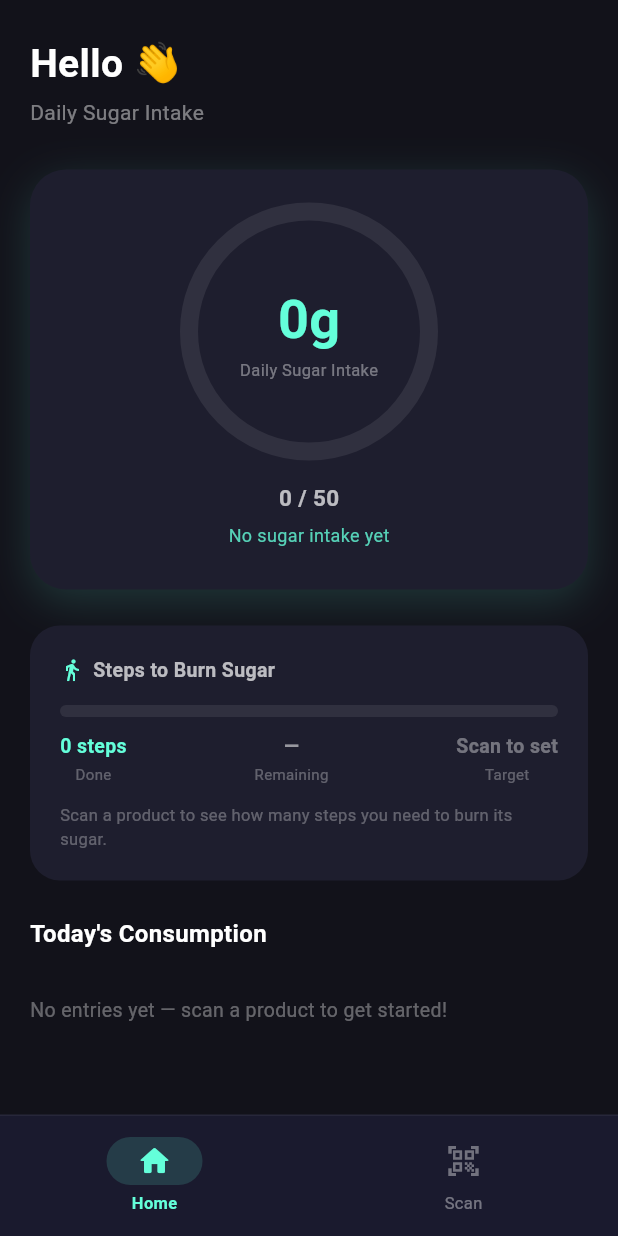
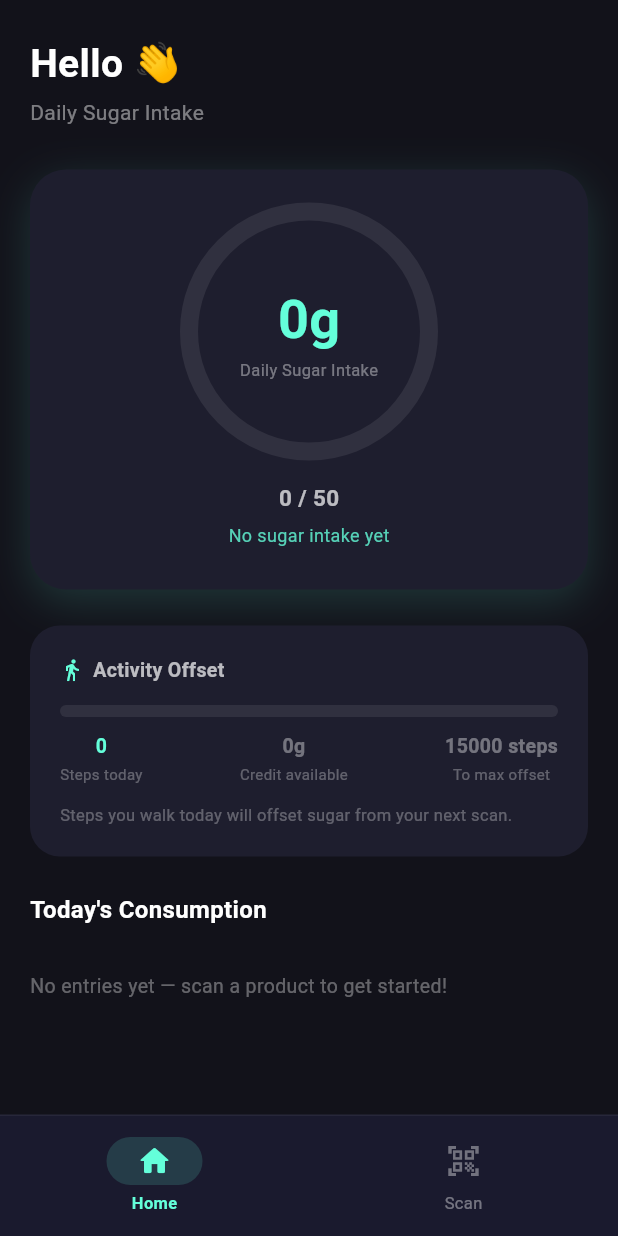
Before and after one commit to DhanyDelio/sugar-check-ai, a Flutter app: the screen it shows after launch, on a phone screen of 412 x 824 dp. Run offline on Flutter 3.47's test engine with Material 3 defaults, Android fonts, the phone set to English and light mode, and no system bars; our stand-ins replace camera, firebase_core, flutter_dotenv, flutter_image_compress, image_picker, pedometer and 2 more; missing offline and left inert: firebase_ml_model_downloader, tflite_flutter; accounts and stored records are empty.

Commit message:
feat: replace real-time burn with hidden credit system (1000:1 ratio, 15g cap) + update SugarEntry model with rawSugarGrams/appliedCredit

```diff
--- a/lib/controllers/activity_controller.dart
+++ b/lib/controllers/activity_controller.dart
@@ -4,78 +4,130 @@ import 'package:pedometer/pedometer.dart';
 import 'package:permission_handler/permission_handler.dart';
 import 'package:shared_preferences/shared_preferences.dart';
 
-/// 1g sugar = 4 kcal, 1 step = 0.04 kcal → 100 steps per gram
-const double _stepsPerGram = 100.0;
-const double _gramsPerStep = 1.0 / _stepsPerGram;
+// ─────────────────────────────────────────────────────────────────────────────
+// MEDICAL SAFETY CONSTANTS
+// ─────────────────────────────────────────────────────────────────────────────
 
-const _keyTotalSugar   = 'activity_total_sugar';
-const _keySessionSteps = 'activity_session_steps';
-const _keySavedDate    = 'activity_saved_date'; // YYYY-MM-DD
+/// WHO reference: maximum safe daily sugar intake.
+const double kMaxDailyLimit = 50.0;
 
+/// WHO reference: ideal/recommended daily sugar intake.
+const double kIdealDailyLimit = 25.0;
+
+/// Conservative conversion: 1000 steps = 1 gram of sugar offset.
+///
+/// Rationale: A more aggressive ratio (e.g. 100:1) risks over-estimating
+/// caloric burn from low-intensity activity, which could encourage
+/// compensatory over-consumption of sugar. 1000:1 is intentionally
+/// conservative to prioritise medical safety over user convenience.
+const double _stepsPerGram = 1000.0;
+
+/// Maximum sugar credit earnable per day: 15 grams.
+///
+/// Safety cap rationale: Even with high step counts, we cap the offset at 15g
+/// (30% of WHO max limit). This prevents "exercise compensation" behaviour —
+/// the well-documented tendency to over-eat after exercise. The cap ensures
+/// the app never implicitly endorses consuming more than the WHO limit.
+const double _maxCreditGrams = 15.0;
+
+// ─────────────────────────────────────────────────────────────────────────────
+// PERSISTENCE KEYS
+// ─────────────────────────────────────────────────────────────────────────────
+
+const _keySessionSteps  = 'activity_session_steps';
+const _keyUsedCredit    = 'activity_used_credit';
+const _keySavedDate     = 'activity_saved_date'; // YYYY-MM-DD
+
+// ─────────────────────────────────────────────────────────────────────────────
+// ActivityController
+// ─────────────────────────────────────────────────────────────────────────────
+
+/// Manages step tracking and the hidden Sugar Credit system.
+///
+/// FLOW:
+///   Steps accumulate → converted to sugarCredit (capped at 15g, hidden from UI)
+///   On scan → SugarProvider calls processSugarIntake()
+///            → credit offsets scanned grams before they hit the meter
+///            → only the net amount (scanned - credit) enters the visible meter
+///
+/// The meter never decreases in real-time as the user walks.
+/// Credit is only consumed at the moment of a product scan.
 class ActivityController extends ChangeNotifier {
+  /// Medical disclaimer — must be surfaced in any health-related UI.
+  static const String medicalDisclaimer =
+      'Doctor Gula adalah alat bantu edukasi kesehatan. '
+      'Informasi yang ditampilkan bukan pengganti saran, diagnosis, '
+      'atau pengobatan dari tenaga medis profesional. '
+      'Selalu konsultasikan kondisi kesehatan Anda dengan dokter.';
+
   StreamSubscription<StepCount>? _stepSubscription;
 
-  double _totalSugar = 0;
-  int _sessionSteps = 0;
-  int _pedometerBaseline = 0;
-  bool _isTracking = false;
-  bool _hasPermission = false;
+  int    _sessionSteps = 0;
+  double _usedCredit   = 0; // grams of credit already consumed by scans today
+  int    _pedometerBaseline = 0;
+  bool   _isTracking   = false;
+  bool   _hasPermission = false;
 
   // ── Getters ───────────────────────────────────────────────────────────────
 
-  double get initialSugar  => _totalSugar;
-  int    get sessionSteps  => _sessionSteps;
-  bool   get isTracking    => _isTracking;
+  int get sessionSteps => _sessionSteps;
+  bool get isTracking  => _isTracking;
 
-  /// Steps needed to burn all current sugar
-  int get targetSteps => (_totalSugar * _stepsPerGram).round();
+  /// Total credit earned from steps today (before usage), capped at 15g.
+  double get earnedCredit =>
+      (_sessionSteps / _stepsPerGram).clamp(0.0, _maxCreditGrams);
 
-  /// Steps still needed (never below 0)
-  int get remainingSteps =>
-      (targetSteps - _sessionSteps).clamp(0, targetSteps);
+  /// Credit still available to offset the next scan.
+  double get availableCredit => (earnedCredit - _usedCredit).clamp(0.0, _maxCreditGrams);
 
-  /// Sugar already burned by steps taken
-  double get burnedSugar =>
-      (_sessionSteps * _gramsPerStep).clamp(0.0, _totalSugar);
+  /// Steps still needed to reach the daily credit cap (15g = 15,000 steps).
+  int get stepsToMaxCredit =>
+      ((_maxCreditGrams - earnedCredit) * _stepsPerGram).round().clamp(0, 15000);
 
-  /// Sugar still remaining after steps
-  double get remainingSugar =>
-      (_totalSugar - burnedSugar).clamp(0.0, _totalSugar);
+  /// Progress toward the credit cap (0.0 → 1.0).
+  double get creditProgress => (earnedCredit / _maxCreditGrams).clamp(0.0, 1.0);
 
-  /// Progress of steps vs target (0.0 → 1.0)
-  double get stepProgress =>
-      targetSteps > 0
-          ? (_sessionSteps / targetSteps).clamp(0.0, 1.0)
-          : 0.0;
-
-  bool get isFullyBurned => _totalSugar > 0 && remainingSugar <= 0;
+  bool get isCreditCapped => earnedCredit >= _maxCreditGrams;
 
   // ── Public API ────────────────────────────────────────────────────────────
 
-  /// Called every time sugar total changes (new scan confirmed).
-  /// Steps already taken are preserved — target just increases.
-  void updateSugarTarget(double totalSugar) {
-    _totalSugar = totalSugar;
+  /// Called by SugarProvider when user confirms a scan.
+  ///
+  /// Returns the NET grams that should be added to the visible sugar meter
+  /// after applying available credit as an offset.
+  ///
+  /// Example:
+  ///   availableCredit = 5g, scannedGrams = 18g → returns 13g, credit used = 5g
+  ///   availableCredit = 20g (capped to 15g), scannedGrams = 10g → returns 0g, credit used = 10g
+  double processSugarIntake(double scannedGrams) {
+    final double credit = availableCredit;
+
+    if (credit <= 0) {
+      // No credit available — full amount hits the meter
+      return scannedGrams;
+    }
+
+    if (credit >= scannedGrams) {
+      // Credit fully covers this scan — meter gets 0
+      _usedCredit += scannedGrams;
+      _persist();
+      notifyListeners();
+      return 0.0;
+    }
+
+    // Partial offset — meter gets the remainder
+    _usedCredit += credit;
     _persist();
-    debugPrint(
-        "🎯 Sugar target updated: ${totalSugar}g → $targetSteps steps needed");
     notifyListeners();
-
-    // Start pedometer only if not already streaming
-    if (!_isTracking || _stepSubscription == null) {
-      _requestPermission().then((_) {
-        if (_hasPermission) _startPedometer();
-      });
-    }
+    return scannedGrams - credit;
   }
 
   /// Start step tracking (called on app init).
-  /// Also restores persisted state from previous session.
+  /// Restores persisted state and starts the pedometer stream.
   Future<void> startPassiveTracking() async {
     await _restoreState();
     await _requestPermission();
     if (!_hasPermission) return;
-    // Always start/restart pedometer stream on app init
     _startPedometer();
   }
 
@@ -87,21 +139,24 @@ class ActivityController extends ChangeNotifier {
       final String today = _todayKey();
       final String? savedDate = prefs.getString(_keySavedDate);
 
-      // Smart reset: if saved date is not today, discard step progress
-      // but keep sugar target (entries are still today's)
       if (savedDate != today) {
-        debugPrint("🔄 New day — resetting session steps");
+        // Midnight reset — new day, clear all daily data
+        debugPrint("🔄 New day — resetting sugar credit and steps");
         await prefs.remove(_keySessionSteps);
+        await prefs.remove(_keyUsedCredit);
         await prefs.setString(_keySavedDate, today);
         _sessionSteps = 0;
+        _usedCredit   = 0;
       } else {
-        _sessionSteps = prefs.getInt(_keySessionSteps) ?? 0;
+        _sessionSteps = prefs.getInt(_keySessionSteps)    ?? 0;
+        _usedCredit   = prefs.getDouble(_keyUsedCredit)   ?? 0;
       }
 
-      _totalSugar = prefs.getDouble(_keyTotalSugar) ?? 0;
-
       debugPrint(
-          "📦 Restored activity: sugar=${_totalSugar}g steps=$_sessionSteps");
+          "📦 Restored activity: steps=$_sessionSteps "
+          "earnedCredit=${earnedCredit.toStringAsFixed(2)}g "
+          "usedCredit=${_usedCredit.toStringAsFixed(2)}g "
+          "availableCredit=${availableCredit.toStringAsFixed(2)}g");
       notifyListeners();
     } catch (e) {
       debugPrint("❌ Activity restore error: $e");
@@ -111,9 +166,9 @@ class ActivityController extends ChangeNotifier {
   Future<void> _persist() async {
     try {
       final prefs = await SharedPreferences.getInstance();
-      await prefs.setDouble(_keyTotalSugar, _totalSugar);
-      await prefs.setInt(_keySessionSteps, _sessionSteps);
-      await prefs.setString(_keySavedDate, _todayKey());
+      await prefs.setInt(_keySessionSteps,    _sessionSteps);
+      await prefs.setDouble(_keyUsedCredit,   _usedCredit);
+      await prefs.setString(_keySavedDate,    _todayKey());
     } catch (e) {
       debugPrint("❌ Activity persist error: $e");
     }
@@ -121,7 +176,9 @@ class ActivityController extends ChangeNotifier {
 
   String _todayKey() {
     final now = DateTime.now();
-    return '${now.year}-${now.month.toString().padLeft(2, '0')}-${now.day.toString().padLeft(2, '0')}';
+    return '${now.year}-'
+        '${now.month.toString().padLeft(2, '0')}-'
+        '${now.day.toString().padLeft(2, '0')}';
   }
 
   // ── Internal ──────────────────────────────────────────────────────────────
@@ -137,7 +194,7 @@ class ActivityController extends ChangeNotifier {
       onError: (e) => debugPrint("❌ Pedometer error: $e"),
       cancelOnError: false,
     );
-    debugPrint("👟 Step tracking started");
+    debugPrint("👟 Step tracking started (1000 steps = 1g credit, cap 15g)");
   }
 
   void _onStep(StepCount event) {
--- a/lib/models/sugar_entry.dart
+++ b/lib/models/sugar_entry.dart
@@ -4,9 +4,19 @@ class SugarEntry {
   final String id;
   final String brandName;
   final String variantName;
-  final double totalSugar;
+
+  /// Raw sugar from the product label — never modified after scan.
+  final double rawSugarGrams;
+
+  /// Credit applied from steps at the time of this scan.
+  final double appliedCredit;
+
+  /// Net sugar added to the visible meter = rawSugarGrams - appliedCredit.
+  /// This is what the dashboard meter accumulates.
+  double get totalSugar => (rawSugarGrams - appliedCredit).clamp(0.0, rawSugarGrams);
+
   final double volumeTotal;
-  final String volumeLabel; // e.g. "330 ml", "250 g", "" if not set
+  final String volumeLabel;
   final DateTime timestamp;
 
   /// URL from Cloudinary — persisted to local storage
@@ -19,8 +29,9 @@ class SugarEntry {
     required this.id,
     required this.brandName,
     required this.variantName,
-    required this.totalSugar,
+    required this.rawSugarGrams,
     required this.timestamp,
+    this.appliedCredit = 0,
     this.volumeTotal = 0,
     this.volumeLabel = '',
     this.imageUrl,
@@ -30,12 +41,12 @@ class SugarEntry {
   String get displayName =>
       variantName.isNotEmpty ? '$brandName — $variantName' : brandName;
 
-  /// Serialize to JSON for local storage — imageBytes intentionally excluded
   Map<String, dynamic> toJson() => {
         'id': id,
         'brandName': brandName,
         'variantName': variantName,
-        'totalSugar': totalSugar,
+        'rawSugarGrams': rawSugarGrams,
+        'appliedCredit': appliedCredit,
         'volumeTotal': volumeTotal,
         'volumeLabel': volumeLabel,
         'timestamp': timestamp.toIso8601String(),
@@ -46,7 +57,11 @@ class SugarEntry {
         id: json['id'] as String,
         brandName: json['brandName'] as String,
         variantName: json['variantName'] as String,
-        totalSugar: (json['totalSugar'] as num).toDouble(),
+        // Support old entries that used 'totalSugar' key
+        rawSugarGrams: (json['rawSugarGrams'] as num?)?.toDouble()
+            ?? (json['totalSugar'] as num?)?.toDouble()
+            ?? 0,
+        appliedCredit: (json['appliedCredit'] as num?)?.toDouble() ?? 0,
         volumeTotal: (json['volumeTotal'] as num?)?.toDouble() ?? 0,
         volumeLabel: json['volumeLabel'] as String? ?? '',
         timestamp: DateTime.parse(json['timestamp'] as String),
--- a/lib/screens/home_screen.dart
+++ b/lib/screens/home_screen.dart
@@ -31,9 +31,8 @@ class _HomeScreenState extends State<HomeScreen> {
       body: SafeArea(
         child: Consumer2<SugarProvider, ActivityController>(
           builder: (context, sugar, activity, _) {
-            // Net sugar = total intake minus what's already burned by walking
-            final double consumed =
-                (sugar.todayTotal - activity.burnedSugar).clamp(0.0, sugar.todayTotal);
+            // Sugar meter shows net consumed — credit already deducted at scan time
+            final double consumed = sugar.todayTotal;
             final entries = sugar.todayEntries;
 
             return SingleChildScrollView(
--- a/lib/screens/sugar_edit_screen.dart
+++ b/lib/screens/sugar_edit_screen.dart
@@ -234,7 +234,7 @@ class _SugarEditScreenState extends State<SugarEditScreen> {
                                               .productController.text,
                                           variantName:
                                               _controller.varianController.text,
-                                          totalSugar: totalSugar,
+                                          rawSugarGrams: totalSugar,
                                           volumeTotal: volumeTotal,
                                           volumeLabel: label,
                                           imageBytes: widget.ocrImage,
--- a/lib/widgets/consumption_log_widget.dart
+++ b/lib/widgets/consumption_log_widget.dart
@@ -136,7 +136,7 @@ class _LogCard extends StatelessWidget {
           else
             const SizedBox.shrink(),
 
-          // Sugar badge
+          // Sugar badge — shows raw label sugar so user can verify against packaging
           Container(
             padding: const EdgeInsets.symmetric(horizontal: 8, vertical: 3),
             decoration: BoxDecoration(
@@ -144,7 +144,7 @@ class _LogCard extends StatelessWidget {
               borderRadius: BorderRadius.circular(8),
             ),
             child: Text(
-              "${entry.totalSugar.toStringAsFixed(0)}g",
+              "${entry.rawSugarGrams.toStringAsFixed(0)}g",
               style: const TextStyle(
                 fontSize: 11,
                 color: Colors.tealAccent,
--- a/lib/widgets/step_target_widget.dart
+++ b/lib/widgets/step_target_widget.dart
@@ -2,8 +2,10 @@ import 'package:flutter/material.dart';
 import 'package:provider/provider.dart';
 import '../controllers/activity_controller.dart';
 
-/// Always-visible step target widget.
-/// Dynamically updates as sugar intake increases.
+/// Displays the user's daily step progress and sugar credit status.
+///
+/// Credit is hidden from the user as a raw number — instead we show
+/// progress toward the daily cap and a motivational label.
 class StepTargetWidget extends StatelessWidget {
   const StepTargetWidget({super.key});
 
@@ -11,15 +13,14 @@ class StepTargetWidget extends StatelessWidget {
   Widget build(BuildContext context) {
     return Consumer<ActivityController>(
       builder: (context, activity, _) {
-        final int target = activity.targetSteps;
-        final int done = activity.sessionSteps;
-        final int remaining = activity.remainingSteps;
-        final double progress = activity.stepProgress;
-        final bool fullyBurned = activity.isFullyBurned;
+        final int steps        = activity.sessionSteps;
+        final double credit    = activity.availableCredit;
+        final double progress  = activity.creditProgress;
+        final bool capped      = activity.isCreditCapped;
 
-        final Color barColor = fullyBurned
+        final Color barColor = capped
             ? Colors.greenAccent
-            : progress > 0.7
+            : progress > 0.6
                 ? Colors.tealAccent
                 : Colors.tealAccent.withValues(alpha: 0.7);
 
@@ -42,7 +43,7 @@ class StepTargetWidget extends StatelessWidget {
                           color: Colors.tealAccent, size: 16),
                       const SizedBox(width: 6),
                       const Text(
-                        "Steps to Burn Sugar",
+                        "Activity Offset",
                         style: TextStyle(
                           fontSize: 13,
                           color: Colors.white70,
@@ -51,7 +52,7 @@ class StepTargetWidget extends StatelessWidget {
                       ),
                     ],
                   ),
-                  if (fullyBurned)
+                  if (capped)
                     Container(
                       padding: const EdgeInsets.symmetric(
                           horizontal: 8, vertical: 3),
@@ -60,7 +61,7 @@ class StepTargetWidget extends StatelessWidget {
                         borderRadius: BorderRadius.circular(8),
                       ),
                       child: const Text(
-                        "🎉 Done!",
+                        "🎉 Max reached!",
                         style: TextStyle(
                             fontSize: 11,
                             color: Colors.greenAccent,
@@ -71,7 +72,7 @@ class StepTargetWidget extends StatelessWidget {
               ),
               const SizedBox(height: 14),
 
-              // Progress bar
+              // Progress bar toward credit cap
               ClipRRect(
                 borderRadius: BorderRadius.circular(6),
                 child: LinearProgressIndicator(
@@ -88,39 +89,50 @@ class StepTargetWidget extends StatelessWidget {
                 mainAxisAlignment: MainAxisAlignment.spaceBetween,
                 children: [
                   _StatChip(
-                    label: "Done",
-                    value: "$done steps",
+                    label: "Steps today",
+                    value: _formatSteps(steps),
                     color: Colors.tealAccent,
                   ),
                   _StatChip(
-                    label: "Remaining",
-                    value: target == 0 ? "—" : "$remaining steps",
-                    color: Colors.white54,
+                    label: "Credit available",
+                    value: credit > 0
+                        ? "${credit.toStringAsFixed(1)}g"
+                        : "0g",
+                    color: credit > 0 ? Colors.greenAccent : Colors.white38,
                   ),
                   _StatChip(
-                    label: "Target",
-                    value: target == 0 ? "Scan to set" : "$target steps",
+                    label: "To max offset",
+                    value: capped
+                        ? "Done"
+                        : "${activity.stepsToMaxCredit} steps",
                     color: Colors.white38,
                   ),
                 ],
               ),
 
-              // Hint when no sugar yet
-              if (target == 0) ...[
+              // Hint
               const SizedBox(height: 12),
               Text(
-                  "Scan a product to see how many steps you need to burn its sugar.",
+                capped
+                    ? "Daily offset cap reached. Keep walking for your health! 💪"
+                    : "Steps you walk today will offset sugar from your next scan.",
                 style: TextStyle(
                   fontSize: 11,
                   color: Colors.white.withValues(alpha: 0.3),
                 ),
               ),
             ],
-            ],
           ),
         );
       },
     );
+  }
+
+  String _formatSteps(int steps) {
+    if (steps >= 1000) {
+      return "${(steps / 1000).toStringAsFixed(1)}k";
+    }
+    return "$steps";
   }
 }
 
```
Also changed, not shown: lib/controllers/sugar_provider.dart (+25 -9 lines), 1 other file. Lines whose indentation alone changed are shown as unchanged.
